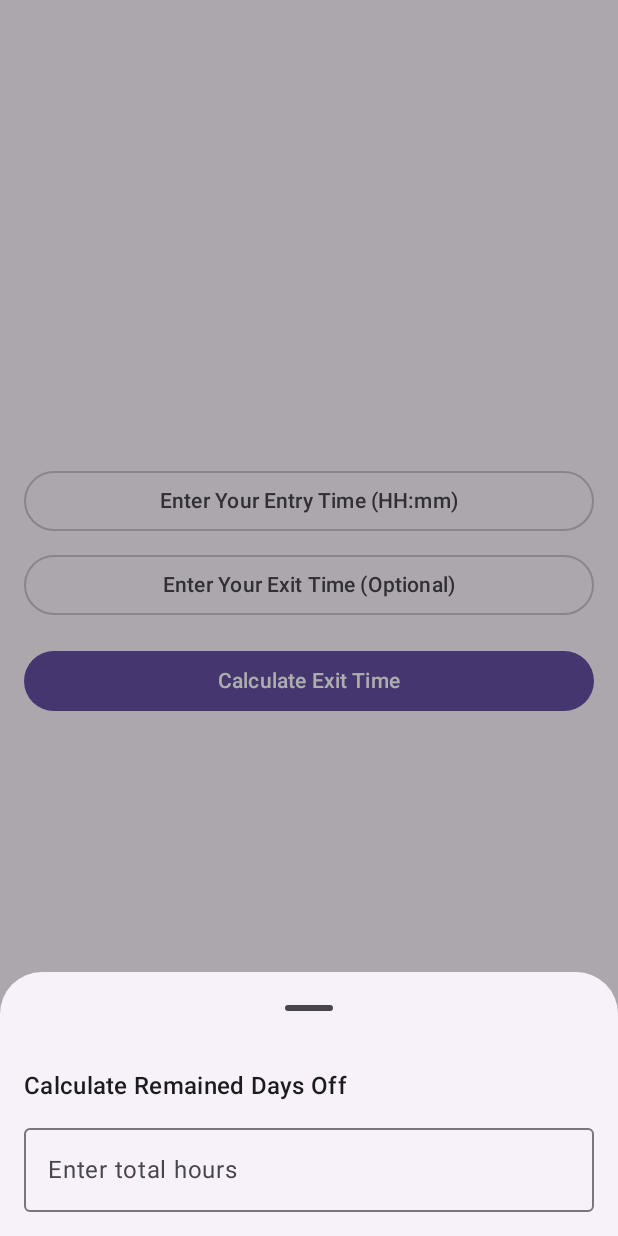
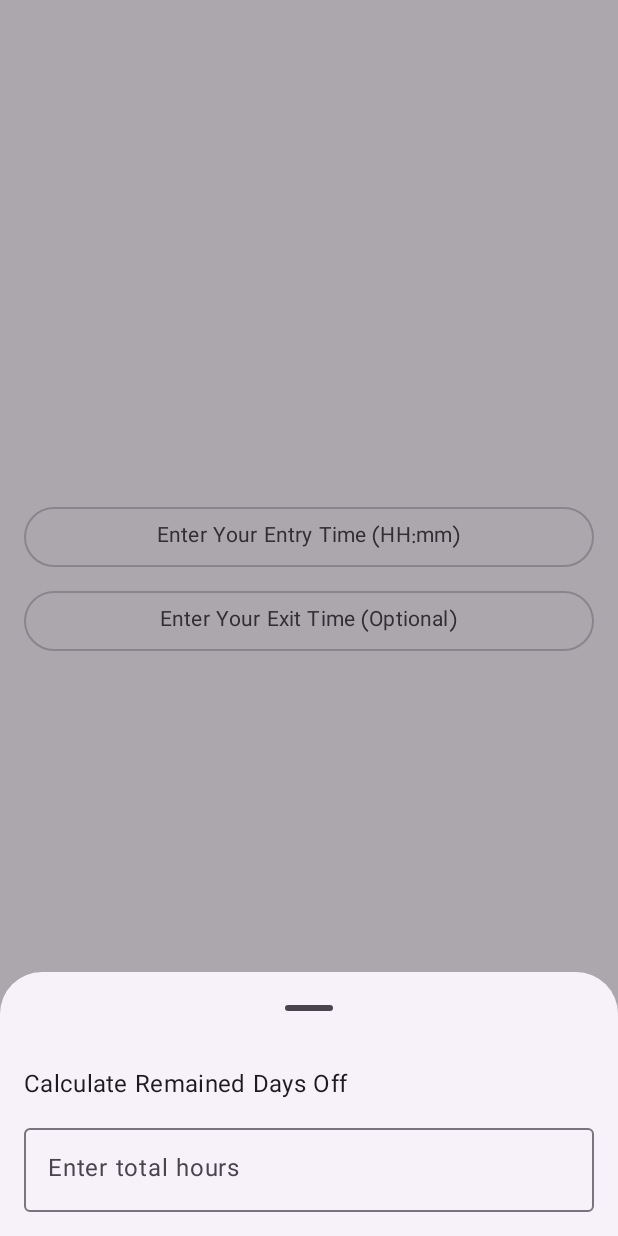
Before and after one commit to MiladFaridnia/KhoroojYar, an Android app built with Jetpack Compose: the screen it shows after launch (MainActivity), after a tap on "Clear", on a phone screen of 412 x 824 dp. Run offline under Robolectric (Android 15) with nearby library versions, the phone set to English and light mode, and no system bars.

Commit message:
Feat: V-1.5.0 Add Font to texts

```diff
--- a/app/build.gradle.kts
+++ b/app/build.gradle.kts
@@ -6,7 +6,7 @@ plugins {
 
 android {
     val versionMajor = 1
-    val versionMinor = 4
+    val versionMinor = 5
     val versionPatch = 0
     val appName = "KhoroojYar"
     val appVersionCode = versionMajor * 10000 + versionMinor * 100 + versionPatch
--- a/app/src/main/java/com/faridnia/khoroojyar/presentation/calculate_days_off/CalculateRemainedDaysOff.kt
+++ b/app/src/main/java/com/faridnia/khoroojyar/presentation/calculate_days_off/CalculateRemainedDaysOff.kt
@@ -14,6 +14,8 @@ import androidx.compose.ui.Alignment
 import androidx.compose.ui.Modifier
 import androidx.compose.ui.graphics.Color
 import androidx.compose.ui.res.stringResource
+import androidx.compose.ui.text.font.Font
+import androidx.compose.ui.text.font.FontFamily
 import androidx.compose.ui.text.input.KeyboardType
 import androidx.compose.ui.text.style.TextAlign
 import androidx.compose.ui.tooling.preview.Preview
@@ -38,14 +40,25 @@ fun CalculateRemainedDaysOff(
     ) {
         Text(
             text = stringResource(R.string.calculate_remained_days_off),
-            style = MaterialTheme.typography.titleMedium
+            style = MaterialTheme.typography.titleMedium,
+            fontFamily = FontFamily(Font(R.font.iran_sans_mobile_fa_num))
         )
 
         OutlinedTextField(
             value = hoursInput,
             onValueChange = { viewModel.onHoursInputChange(it) },
-            label = { Text(stringResource(R.string.enter_total_hours)) },
-            placeholder = { Text(stringResource(R.string.e_g_35)) },
+            label = {
+                Text(
+                    text = stringResource(id = R.string.enter_total_hours),
+                    fontFamily = FontFamily(Font(R.font.iran_sans_mobile_fa_num)),
+                )
+            },
+            placeholder = {
+                Text(
+                    text = stringResource(id = R.string.e_g_35),
+                    fontFamily = FontFamily(Font(R.font.iran_sans_mobile_fa_num)),
+                )
+            },
             keyboardOptions = KeyboardOptions(keyboardType = KeyboardType.Number),
             modifier = Modifier.fillMaxWidth()
         )
@@ -60,7 +73,8 @@ fun CalculateRemainedDaysOff(
                     text = stringResource(R.string.you_have_days_off_remaining, calculatedDaysOff),
                     style = MaterialTheme.typography.titleMedium,
                     color = Color(0xFF35BD69),
-                    textAlign = TextAlign.Center
+                    textAlign = TextAlign.Center,
+                    fontFamily = FontFamily(Font(R.font.iran_sans_mobile_fa_num))
                 )
             }
         }
--- a/app/src/main/java/com/faridnia/khoroojyar/ui/ExitTimeCalculator.kt
+++ b/app/src/main/java/com/faridnia/khoroojyar/ui/ExitTimeCalculator.kt
@@ -30,6 +30,8 @@ import androidx.compose.ui.Modifier
 import androidx.compose.ui.graphics.Color
 import androidx.compose.ui.platform.LocalSoftwareKeyboardController
 import androidx.compose.ui.res.stringResource
+import androidx.compose.ui.text.font.Font
+import androidx.compose.ui.text.font.FontFamily
 import androidx.compose.ui.text.style.TextAlign
 import androidx.compose.ui.tooling.preview.Preview
 import androidx.compose.ui.unit.dp
@@ -95,16 +97,6 @@ fun ExitTimeCalculator(viewModel: ExitTimeViewModel = viewModel()) {
 
             Spacer(modifier = Modifier.height(16.dp))
 
-            Button(
-                onClick = {
-                    keyboardController?.hide()
-                    viewModel.calculateTime()
-                },
-                modifier = Modifier.fillMaxWidth()
-            ) {
-                Text(stringResource(R.string.calculate_exit_time))
-            }
-
             Spacer(modifier = Modifier.height(36.dp))
 
             state.exitTime.takeIf { it.isNotEmpty() }?.let {
@@ -162,7 +154,10 @@ fun ExitTimeCalculator(viewModel: ExitTimeViewModel = viewModel()) {
                 .align(Alignment.BottomStart)
                 .padding(16.dp)
         ) {
-            Text(text = stringResource(R.string.clear))
+            Text(
+                text = stringResource(R.string.clear),
+                fontFamily = FontFamily(Font(R.font.iran_sans_mobile_fa_num)),
+            )
         }
     }
 
--- a/app/src/main/java/com/faridnia/khoroojyar/ui/component/TimePickerButton.kt
+++ b/app/src/main/java/com/faridnia/khoroojyar/ui/component/TimePickerButton.kt
@@ -5,7 +5,10 @@ import androidx.compose.material3.OutlinedButton
 import androidx.compose.material3.Text
 import androidx.compose.runtime.Composable
 import androidx.compose.ui.Modifier
+import androidx.compose.ui.text.font.Font
+import androidx.compose.ui.text.font.FontFamily
 import androidx.compose.ui.tooling.preview.Preview
+import com.faridnia.khoroojyar.R
 import com.faridnia.khoroojyar.ui.theme.KhoroojYarTheme
 
 @Composable
@@ -14,7 +17,10 @@ fun TimePickerButton(label: String, onClick: () -> Unit) {
         onClick = onClick,
         modifier = Modifier.fillMaxWidth()
     ) {
-        Text(text = label)
+        Text(
+            text = label,
+            fontFamily = FontFamily(Font(R.font.iran_sans_mobile_fa_num)),
+        )
     }
 }
 
--- a/app/src/main/res/values/strings.xml
+++ b/app/src/main/res/values/strings.xml
@@ -13,4 +13,5 @@
     <string name="enter_total_hours">Enter total hours</string>
     <string name="e_g_35">e.g., 35</string>
     <string name="clear">Clear</string>
+    <string name="confirm">Confirm</string>
 </resources>
```
Also changed, not shown: app/src/main/java/com/faridnia/khoroojyar/ui/component/TimePickerDialog.kt (+8 -1 lines), app/src/main/res/font/iran_sans_mobile_fa_num.ttf (added), 1 other file.
